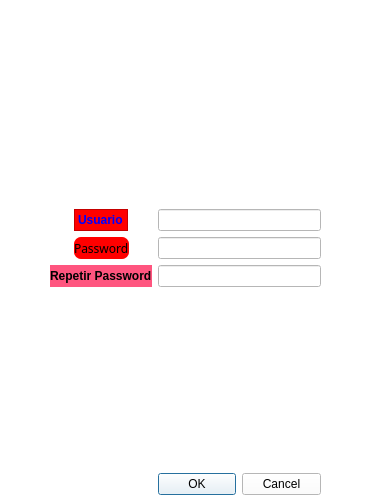
Old version of the form client/mainwindow.ui in the repository jamesjara/learn4all.
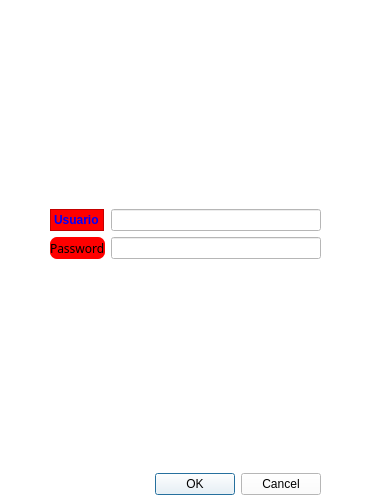
New version of the form. The open tabs and pages were chosen to show the change. Icons and pictures are not drawn.

Commit message: - validacion de usuario lista - guardar valores de login en IniFormat - automostrar window login si los datos estan en un IniFormat Por hacer: - widget rating - widget Form (loading data from webservice)

What changed in the file:
```diff
--- a/client/mainwindow.ui
+++ b/client/mainwindow.ui
@@ -158,7 +158,7 @@
              <bool>false</bool>
             </property>
             <property name="autoFillBackground">
-             <bool>true</bool>
+             <bool>false</bool>
             </property>
             <property name="styleSheet">
              <string notr="true">QLabel { background-color: red; border-radius: 7px; font: &quot;DejaVu Serif&quot; 4pt; }</string>
@@ -196,132 +196,6 @@
             </property>
            </widget>
           </item>
-          <item row="2" column="0">
-           <widget class="QLabel" name="repetirPasswordLabel">
-            <property name="palette">
-             <palette>
-              <active>
-               <colorrole role="Button">
-                <brush brushstyle="SolidPattern">
-                 <color alpha="255">
-                  <red>255</red>
-                  <green>85</green>
-                  <blue>127</blue>
-                 </color>
-                </brush>
-               </colorrole>
-               <colorrole role="Base">
-                <brush brushstyle="SolidPattern">
-                 <color alpha="255">
-                  <red>255</red>
-                  <green>85</green>
-                  <blue>127</blue>
-                 </color>
-                </brush>
-               </colorrole>
-               <colorrole role="Window">
-                <brush brushstyle="SolidPattern">
-                 <color alpha="255">
-                  <red>255</red>
-                  <green>85</green>
-                  <blue>127</blue>
-                 </color>
-                </brush>
-               </colorrole>
-              </active>
-              <inactive>
-               <colorrole role="Button">
-                <brush brushstyle="SolidPattern">
-                 <color alpha="255">
-                  <red>255</red>
-                  <green>85</green>
-                  <blue>127</blue>
-                 </color>
-                </brush>
-               </colorrole>
-               <colorrole role="Base">
-                <brush brushstyle="SolidPattern">
-                 <color alpha="255">
-                  <red>255</red>
-                  <green>85</green>
-                  <blue>127</blue>
-                 </color>
-                </brush>
-               </colorrole>
-               <colorrole role="Window">
-                <brush brushstyle="SolidPattern">
-                 <color alpha="255">
-                  <red>255</red>
-                  <green>85</green>
-                  <blue>127</blue>
-                 </color>
-                </brush>
-               </colorrole>
-              </inactive>
-              <disabled>
-               <colorrole role="Button">
-                <brush brushstyle="SolidPattern">
-                 <color alpha="255">
-                  <red>255</red>
-                  <green>85</green>
-                  <blue>127</blue>
-                 </color>
-                </brush>
-               </colorrole>
-               <colorrole role="Base">
-                <brush brushstyle="SolidPattern">
-                 <color alpha="255">
-                  <red>255</red>
-                  <green>85</green>
-                  <blue>127</blue>
-                 </color>
-                </brush>
-               </colorrole>
-               <colorrole role="Window">
-                <brush brushstyle="SolidPattern">
-                 <color alpha="255">
-                  <red>255</red>
-                  <green>85</green>
-                  <blue>127</blue>
-                 </color>
-                </brush>
-               </colorrole>
-              </disabled>
-             </palette>
-            </property>
-            <property name="font">
-             <font>
-              <weight>75</weight>
-              <bold>true</bold>
-             </font>
-            </property>
-            <property name="autoFillBackground">
-             <bool>false</bool>
-            </property>
-            <property name="styleSheet">
-             <string notr="true">QLabel{
-background-color:rgb(255, 85, 127);
-}
-
-</string>
-            </property>
-            <property name="text">
-             <string>Repetir Password</string>
-            </property>
-            <property name="textFormat">
-             <enum>Qt::RichText</enum>
-            </property>
-            <property name="scaledContents">
-             <bool>false</bool>
-            </property>
-            <property name="buddy">
-             <cstring>306302</cstring>
-            </property>
-           </widget>
-          </item>
-          <item row="2" column="1">
-           <widget class="QLineEdit" name="repetirPasswordLineEdit"/>
-          </item>
           <item row="3" column="0" colspan="2">
            <spacer name="verticalSpacer">
             <property name="orientation">
@@ -342,6 +216,25 @@
             </property>
            </widget>
           </item>
+          <item row="2" column="0" colspan="2">
+           <widget class="QLabel" name="status">
+            <property name="styleSheet">
+             <string notr="true">font: 75 8pt &quot;MS Shell Dlg 2&quot;;color:rgb(188, 19, 14);background-color:white;</string>
+            </property>
+            <property name="text">
+             <string/>
+            </property>
+            <property name="textFormat">
+             <enum>Qt::RichText</enum>
+            </property>
+            <property name="alignment">
+             <set>Qt::AlignCenter</set>
+            </property>
+            <property name="margin">
+             <number>5</number>
+            </property>
+           </widget>
+          </item>
          </layout>
         </item>
        </layout>
```
Left out of the diff: 155 changed lines with no effect on the pictures. The commit also changes 3 other files.
